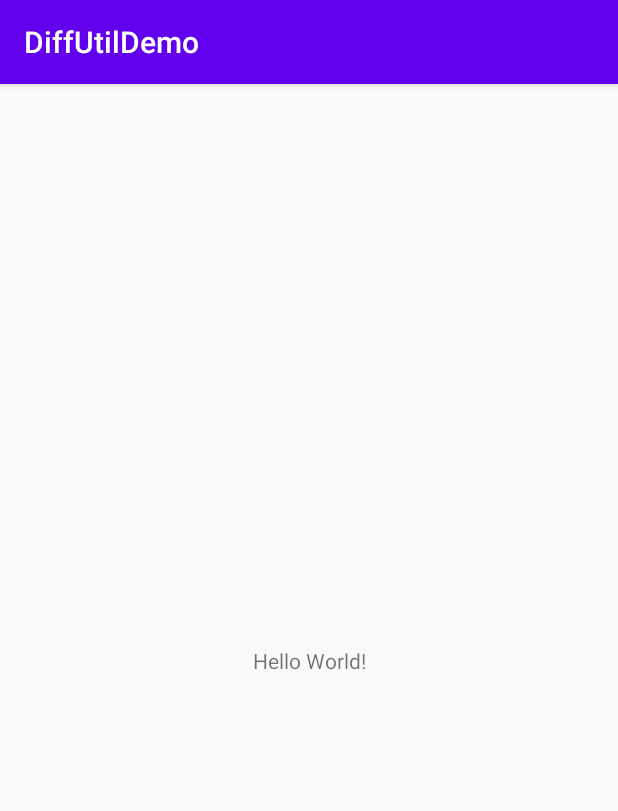
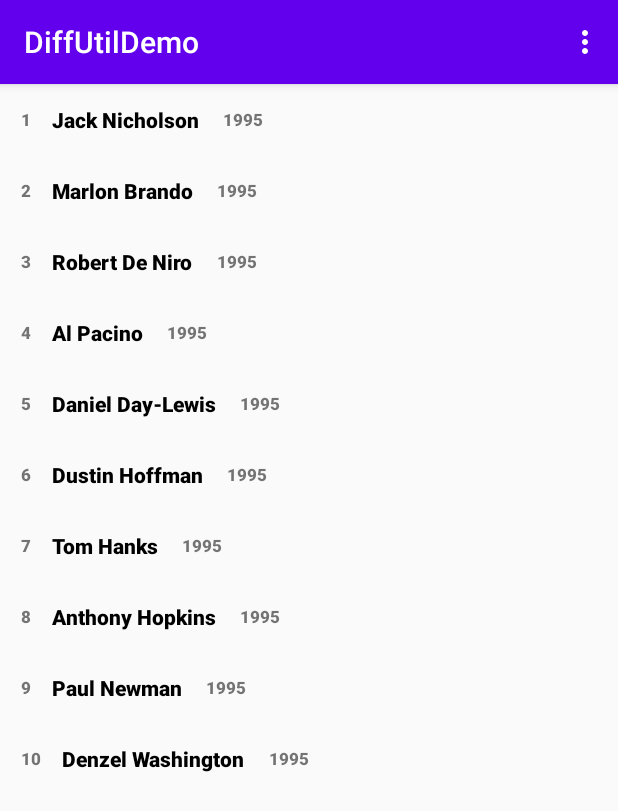
Before and after one commit to talhamughal1997/DiffUtilDemo, an Android app: the screen it shows after launch (MainActivity), on a phone screen of 412 x 824 dp. Shown: the top 811 px of the screen. Run offline under Robolectric (Android 15) with nearby library versions, the phone set to English and light mode, and no system bars.

Commit message:
initiate DiffUtil classes..

```diff
--- a/app/build.gradle
+++ b/app/build.gradle
@@ -29,6 +29,7 @@ dependencies {
     implementation 'androidx.core:core-ktx:1.3.1'
     implementation 'androidx.appcompat:appcompat:1.2.0'
     implementation 'androidx.constraintlayout:constraintlayout:1.1.3'
+    implementation 'androidx.recyclerview:recyclerview:1.2.0-alpha05'
     testImplementation 'junit:junit:4.12'
     androidTestImplementation 'androidx.test.ext:junit:1.1.1'
     androidTestImplementation 'androidx.test.espresso:espresso-core:3.2.0'
--- a/app/src/main/java/com/example/diffutildemo/MainActivity.kt
+++ b/app/src/main/java/com/example/diffutildemo/MainActivity.kt
@@ -1,11 +1,55 @@
 package com.example.diffutildemo
 
+import android.graphics.LinearGradient
 import androidx.appcompat.app.AppCompatActivity
 import android.os.Bundle
+import android.view.Menu
+import android.view.MenuItem
+import android.widget.LinearLayout
+import androidx.recyclerview.widget.LinearLayoutManager
+import androidx.recyclerview.widget.RecyclerView
+import kotlinx.android.synthetic.main.activity_main.*
 
 class MainActivity : AppCompatActivity() {
+
+    val adapter by lazy { UserAdapter() }
+
     override fun onCreate(savedInstanceState: Bundle?) {
         super.onCreate(savedInstanceState)
         setContentView(R.layout.activity_main)
+        setRecyclerView()
+
+
+
+    }
+
+    override fun onCreateOptionsMenu(menu: Menu): Boolean {
+        menuInflater.inflate(R.menu.user_menu, menu)
+        return super.onCreateOptionsMenu(menu)
+    }
+
+    override fun onOptionsItemSelected(item: MenuItem): Boolean {
+        return when (item.itemId) {
+            R.id.sort_by_name -> {
+                adapter.swapItems(Repository.userSortedByName)
+                true
+            }
+            R.id.sort_by_rating -> {
+                adapter.swapItems(Repository.userSortedByRating)
+                true
+            }
+            R.id.sort_by_birth -> {
+                adapter.swapItems(Repository.userSortedByYearOfBirth)
+                true
+            }
+            else -> super.onOptionsItemSelected(item)
+        }
+    }
+
+    fun setRecyclerView(){
+        rv_users.adapter = adapter
+        rv_users.layoutManager = LinearLayoutManager(this,RecyclerView.VERTICAL,false)
+
+        adapter.swapItems(Repository.users)
     }
 }
--- /dev/null
+++ b/app/src/main/java/com/example/diffutildemo/Repository.kt
@@ -0,0 +1,23 @@
+package com.example.diffutildemo
+
+object Repository {
+
+     val users = listOf(
+        User(1, "Jack Nicholson", 10, 1937),
+        User(2, "Marlon Brando", 9, 1924),
+        User(3, "Robert De Niro", 8, 1943),
+        User(4, "Al Pacino", 7, 1940),
+        User(5, "Daniel Day-Lewis", 6, 1957),
+        User(6, "Dustin Hoffman", 5, 1937),
+        User(7, "Tom Hanks", 4, 1956),
+        User(8, "Anthony Hopkins", 3, 1937),
+        User(9, "Paul Newman", 2, 1925),
+        User(10, "Denzel Washington", 1, 1954)
+    )
+
+    val userSortedByRating by lazy {  users.sortedByDescending { it.rating }}
+
+    val userSortedByName by lazy { users.sortedBy { it.name }}
+
+    val userSortedByYearOfBirth by lazy { users.sortedBy { it.yearOfBirth }}
+}
--- /dev/null
+++ b/app/src/main/java/com/example/diffutildemo/User.kt
@@ -0,0 +1,3 @@
+package com.example.diffutildemo
+
+data class User(var id: Int, var name: String,var rating :Int,var yearOfBirth:Int)
--- /dev/null
+++ b/app/src/main/java/com/example/diffutildemo/UserAdapter.kt
@@ -0,0 +1,45 @@
+package com.example.diffutildemo
+
+import android.view.LayoutInflater
+import android.view.View
+import android.view.ViewGroup
+import android.widget.TextView
+import androidx.recyclerview.widget.DiffUtil
+import androidx.recyclerview.widget.RecyclerView
+
+class UserAdapter : RecyclerView.Adapter<UserAdapter.VHolder>() {
+
+    private val userList = mutableListOf<User>()
+
+    inner class VHolder(view: View) : RecyclerView.ViewHolder(view) {
+
+        fun bind(user: User) {
+            itemView.apply {
+                findViewById<TextView>(R.id.tv_id).text = user.id.toString()
+                findViewById<TextView>(R.id.tv_name).text = user.name
+            }
+        }
+    }
+
+    override fun onCreateViewHolder(parent: ViewGroup, viewType: Int): VHolder {
+        var view = LayoutInflater.from(parent.context).inflate(R.layout.item_user, parent, false)
+        return VHolder(view)
+    }
+
+    override fun getItemCount(): Int {
+        return userList.size
+    }
+
+    override fun onBindViewHolder(holder: VHolder, position: Int) {
+        holder.bind(userList[position])
+    }
+
+    fun swapItems(new_user_list: List<User>) {
+        val user_diff_callback = UserDiffCallback(userList, new_user_list)
+        val diff_result = DiffUtil.calculateDiff(user_diff_callback)
+
+        userList.clear()
+        userList.addAll(new_user_list)
+        diff_result.dispatchUpdatesTo(this)
+    }
+}
--- /dev/null
+++ b/app/src/main/java/com/example/diffutildemo/UserDiffCallback.kt
@@ -0,0 +1,21 @@
+package com.example.diffutildemo
+
+import androidx.recyclerview.widget.DiffUtil
+
+class UserDiffCallback(private val oldList :List<User>,private val newList :List<User>) : DiffUtil.Callback() {
+    override fun areItemsTheSame(oldItemPosition: Int, newItemPosition: Int): Boolean {
+        return oldList[oldItemPosition].id == newList[newItemPosition].id
+    }
+
+    override fun getOldListSize(): Int {
+        return oldList.size
+    }
+
+    override fun getNewListSize(): Int {
+        return newList.size
+    }
+
+    override fun areContentsTheSame(oldItemPosition: Int, newItemPosition: Int): Boolean {
+        return oldList[oldItemPosition].name == newList[newItemPosition].name
+    }
+}
--- a/app/src/main/res/layout/activity_main.xml
+++ b/app/src/main/res/layout/activity_main.xml
@@ -1,18 +1,7 @@
 <?xml version="1.0" encoding="utf-8"?>
-<androidx.constraintlayout.widget.ConstraintLayout xmlns:android="http://schemas.android.com/apk/res/android"
-    xmlns:app="http://schemas.android.com/apk/res-auto"
+<androidx.recyclerview.widget.RecyclerView xmlns:android="http://schemas.android.com/apk/res/android"
     xmlns:tools="http://schemas.android.com/tools"
+    android:id="@+id/rv_users"
     android:layout_width="match_parent"
     android:layout_height="match_parent"
-    tools:context=".MainActivity">
-
-    <TextView
-        android:layout_width="wrap_content"
-        android:layout_height="wrap_content"
-        android:text="Hello World!"
-        app:layout_constraintBottom_toBottomOf="parent"
-        app:layout_constraintLeft_toLeftOf="parent"
-        app:layout_constraintRight_toRightOf="parent"
-        app:layout_constraintTop_toTopOf="parent" />
-
-</androidx.constraintlayout.widget.ConstraintLayout>
+    tools:context="com.example.diffutildemo.MainActivity" />
--- /dev/null
+++ b/app/src/main/res/layout/item_user.xml
@@ -0,0 +1,52 @@
+<?xml version="1.0" encoding="utf-8"?>
+<androidx.constraintlayout.widget.ConstraintLayout xmlns:android="http://schemas.android.com/apk/res/android"
+    xmlns:app="http://schemas.android.com/apk/res-auto"
+    android:layout_width="wrap_content"
+    android:layout_height="wrap_content"
+    android:layout_margin="14dp">
+
+    <TextView
+        android:id="@+id/tv_id"
+        android:layout_width="wrap_content"
+        android:layout_height="0dp"
+        android:fontFamily="sans-serif-black"
+        android:text="001"
+        android:textSize="11sp"
+        android:gravity="center"
+        android:textAlignment="center"
+        app:layout_constraintStart_toStartOf="parent"
+        app:layout_constraintBottom_toBottomOf="@id/tv_name"
+        app:layout_constraintTop_toTopOf="@id/tv_name" />
+
+    <TextView
+        android:id="@+id/tv_name"
+        android:layout_width="wrap_content"
+        android:layout_height="wrap_content"
+        android:fontFamily="sans-serif-black"
+        android:text="John Doe"
+        android:textColor="@android:color/black"
+        android:layout_marginStart="14dp"
+        android:textSize="14sp"
+        android:textStyle="bold"
+        app:layout_constraintStart_toEndOf="@id/tv_id"
+        app:layout_constraintTop_toTopOf="parent"
+        android:layout_marginLeft="14dp" />
+
+
+
+    <TextView
+        android:id="@+id/tv_year"
+        android:layout_width="wrap_content"
+        android:layout_height="0dp"
+        android:fontFamily="sans-serif-black"
+        android:text="1995"
+        android:layout_marginStart="16dp"
+        android:textSize="11sp"
+        android:gravity="center"
+        android:textAlignment="center"
+        app:layout_constraintStart_toEndOf="@id/tv_name"
+        app:layout_constraintBottom_toBottomOf="@id/tv_name"
+        app:layout_constraintTop_toTopOf="@id/tv_name"
+        android:layout_marginLeft="16dp" />
+
+</androidx.constraintlayout.widget.ConstraintLayout>
--- /dev/null
+++ b/app/src/main/res/menu/user_menu.xml
@@ -0,0 +1,16 @@
+<?xml version="1.0" encoding="utf-8"?>
+<menu xmlns:android="http://schemas.android.com/apk/res/android">
+
+    <item
+        android:id="@+id/sort_by_name"
+        android:title="@string/sort_by_name" />
+
+    <item
+        android:id="@+id/sort_by_rating"
+        android:title="@string/sort_by_rating" />
+
+    <item
+        android:id="@+id/sort_by_birth"
+        android:title="@string/sort_by_birth" />
+
+</menu>
--- a/app/src/main/res/values/strings.xml
+++ b/app/src/main/res/values/strings.xml
@@ -1,3 +1,6 @@
 <resources>
     <string name="app_name">DiffUtilDemo</string>
+    <string name="sort_by_name">sort by name</string>
+    <string name="sort_by_rating">sort by rating</string>
+    <string name="sort_by_birth">sort_by_birth</string>
 </resources>
```
